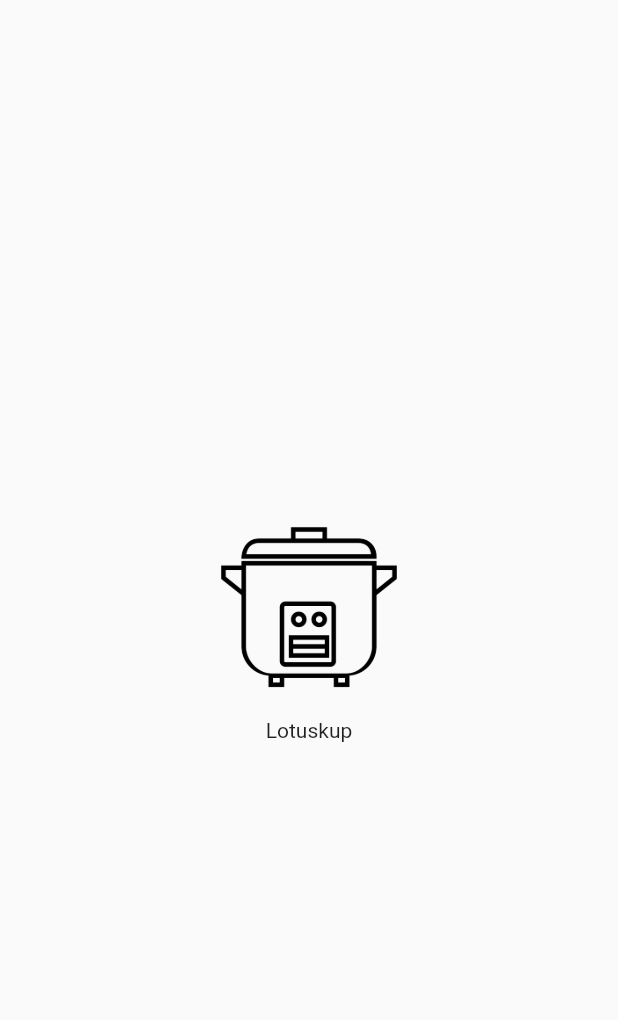
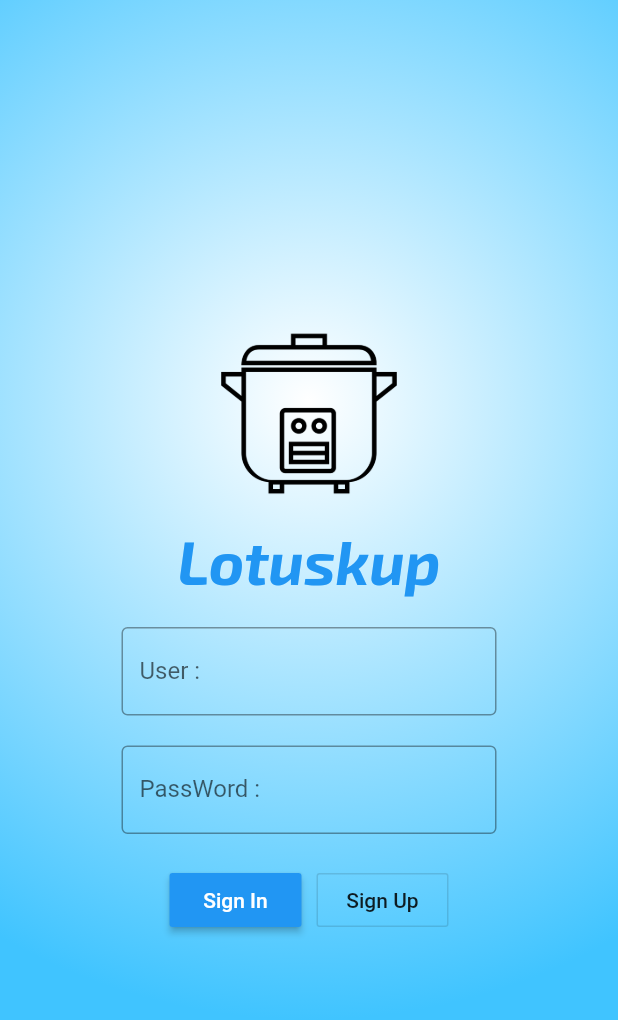
Before and after one commit to lotuskup/lotus, a Flutter app: the screen it shows after launch, on a phone screen of 412 x 824 dp. Shown: the top 1020 px of the screen. Run offline on Flutter 3.47's test engine with Material 2 defaults, Android fonts, the phone set to English and light mode, and no system bars; our stand-ins replace google_fonts.

Commit message:
Design UI Register Success

```diff
--- a/lib/main.dart
+++ b/lib/main.dart
@@ -9,6 +9,7 @@ class MyApp extends StatelessWidget {
   @override
   Widget build(BuildContext context) {
     return MaterialApp(
+      debugShowCheckedModeBanner: false,
       home: Authen(),
     );
   }
--- a/lib/widget/authen.dart
+++ b/lib/widget/authen.dart
@@ -1,4 +1,7 @@
+import 'package:flutter/cupertino.dart';
 import 'package:flutter/material.dart';
+import 'package:google_fonts/google_fonts.dart';
+import 'package:lotus/widget/register.dart';
 
 class Authen extends StatefulWidget {
   @override
@@ -9,8 +12,85 @@ class _AuthenState extends State<Authen> {
 // field
 
 // method
+
+  Widget singInButton() {
+    return RaisedButton(
+      color: Colors.blue,
+      onPressed: () {},
+      child: Text(
+        'Sign In',
+        style: TextStyle(color: Colors.white),
+      ),
+    );
+  }
+
+  Widget singUpButton() {
+    return OutlineButton(
+      onPressed: () {
+        MaterialPageRoute route =
+            MaterialPageRoute(builder: (value) => Register());
+            Navigator.of(context).push(route);
+      },
+      child: Text(
+        'Sign Up',
+      ),
+    );
+  }
+
+  Widget showButton() {
+    return Row(
+      mainAxisSize: MainAxisSize.min,
+      children: <Widget>[
+        singInButton(),
+        mySizeBox(),
+        singUpButton(),
+      ],
+    );
+  }
+
+  Widget passwordForm() {
+    return Container(
+      width: 250,
+      child: TextField(
+        obscureText: true,
+        decoration: InputDecoration(
+          labelText: 'PassWord : ',
+          border: OutlineInputBorder(),
+        ),
+      ),
+    );
+  }
+
+  Widget mySizeBox() {
+    return SizedBox(
+      height: 20.0,
+      width: 10.0,
+    );
+  }
+
+  Widget userForm() {
+    return Container(
+      width: 250,
+      child: TextField(
+        decoration: InputDecoration(
+          labelText: 'User : ',
+          border: OutlineInputBorder(),
+        ),
+      ),
+    );
+  }
+
   Widget showAppName() {
-    return Text('Lotuskup');
+    return Text(
+      'Lotuskup',
+      style: GoogleFonts.exo2(
+          textStyle: TextStyle(
+        color: Colors.blue.shade500,
+        fontStyle: FontStyle.italic,
+        fontWeight: FontWeight.bold,
+        fontSize: 40.0,
+      )),
+    );
   }
 
   Widget showLogo() {
@@ -23,12 +103,29 @@ class _AuthenState extends State<Authen> {
   @override
   Widget build(BuildContext context) {
     return Scaffold(
-      body: Center(
-        child: Column(mainAxisSize: MainAxisSize.min,
-          children: <Widget>[
-            showLogo(),
-            showAppName(),
-          ],
+      body: Container(
+        decoration: BoxDecoration(
+          gradient: RadialGradient(
+              colors: <Color>[Colors.white, Colors.lightBlueAccent],
+              radius: 1.0,
+              center: Alignment(0, -0.35)),
+        ),
+        child: Center(
+          child: SingleChildScrollView(
+            child: Column(
+              mainAxisSize: MainAxisSize.min,
+              children: <Widget>[
+                showLogo(),
+                showAppName(),
+                mySizeBox(),
+                userForm(),
+                mySizeBox(),
+                passwordForm(),
+                mySizeBox(),
+                showButton()
+              ],
+            ),
+          ),
         ),
       ),
     );
--- a/pubspec.yaml
+++ b/pubspec.yaml
@@ -23,6 +23,7 @@ dependencies:
   # The following adds the Cupertino Icons font to your application.
   # Use with the CupertinoIcons class for iOS style icons.
   cupertino_icons: ^0.1.2
+  google_fonts: ^0.3.10
 
 dev_dependencies:
   flutter_test:
```
Also changed, not shown: lib/widget/register.dart (added, +113 -0 lines), images/avartar.png (added), pubspec.lock.
